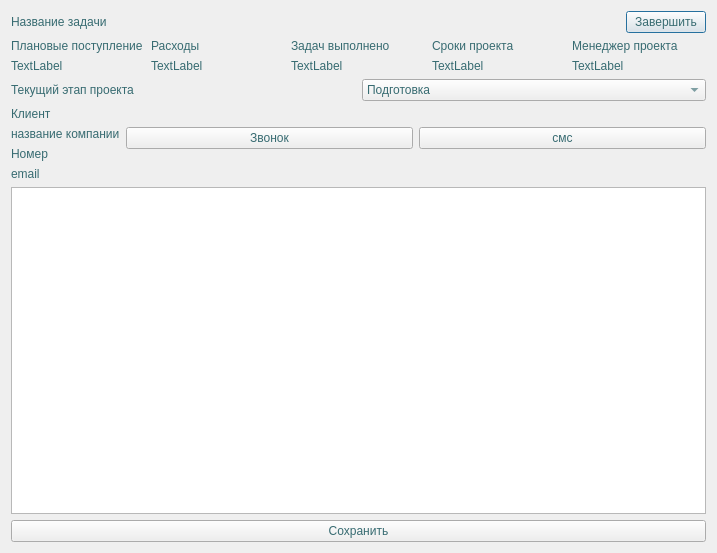
Above: ProjectWidget.ui from Barnaga/TerraCRM before the change. Below: the same form after it.
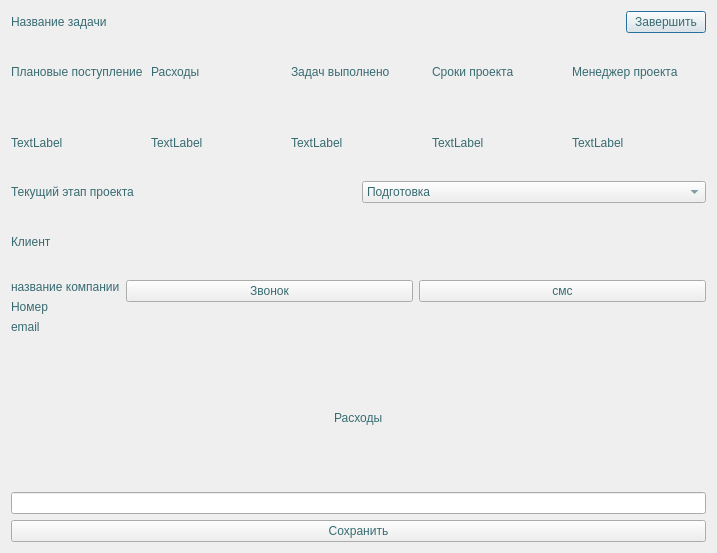
That is the form after the change.

```diff
--- a/ProjectWidget.ui
+++ b/ProjectWidget.ui
@@ -242,8 +242,15 @@
      </item>
     </layout>
    </item>
+   <item alignment="Qt::AlignmentFlag::AlignHCenter">
+    <widget class="QLabel" name="debit">
+     <property name="text">
+      <string>Расходы</string>
+     </property>
+    </widget>
+   </item>
    <item>
-    <widget class="QTextEdit" name="descEdit"/>
+    <widget class="QLineEdit" name="debitEdit"/>
    </item>
    <item>
     <widget class="QPushButton" name="saveBtn">
```
